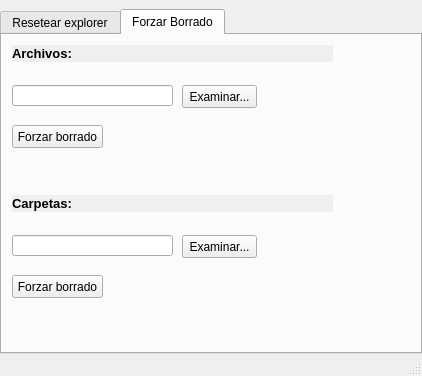
This is interfazMain.ui in safteinzz/SFTools as Qt 5 draws it before an edit. The edited form follows.
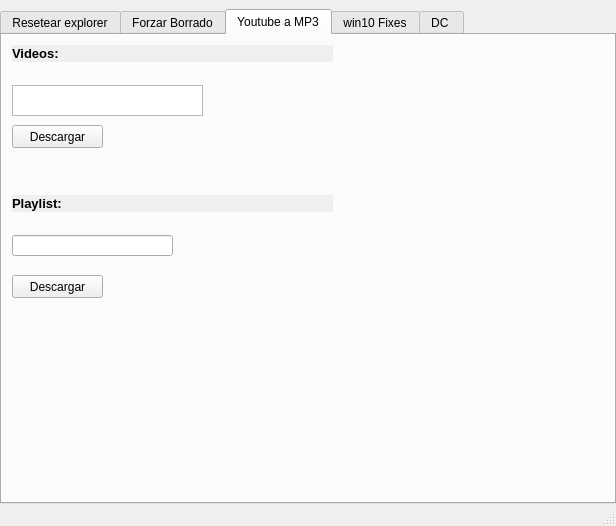
This is the edited form.

Commit message:
Funcion youtube a mp3
De momento solo funciona con videos unicos y los baja a la carpeta del programa.

What changed in the file:
```diff
--- a/interfazMain.ui
+++ b/interfazMain.ui
@@ -9,8 +9,8 @@
    <rect>
     <x>0</x>
     <y>0</y>
-    <width>422</width>
-    <height>376</height>
+    <width>616</width>
+    <height>526</height>
    </rect>
   </property>
   <property name="sizePolicy">
@@ -42,7 +42,7 @@
     <item>
      <widget class="QTabWidget" name="tabWidget">
       <property name="currentIndex">
-       <number>1</number>
+       <number>2</number>
       </property>
       <widget class="QWidget" name="tabResetExplorer">
        <attribute name="title">
@@ -244,6 +244,133 @@
         </property>
        </widget>
       </widget>
+      <widget class="QWidget" name="yt2mp3">
+       <attribute name="title">
+        <string>Youtube a MP3</string>
+       </attribute>
+       <widget class="QPushButton" name="pBBajarVideo">
+        <property name="geometry">
+         <rect>
+          <x>10</x>
+          <y>90</y>
+          <width>91</width>
+          <height>23</height>
+         </rect>
+        </property>
+        <property name="text">
+         <string>Descargar</string>
+        </property>
+       </widget>
+       <widget class="QPushButton" name="pBForzarBorradoCarpeta_4">
+        <property name="geometry">
+         <rect>
+          <x>10</x>
+          <y>240</y>
+          <width>91</width>
+          <height>23</height>
+         </rect>
+        </property>
+        <property name="text">
+         <string>Descargar</string>
+        </property>
+       </widget>
+       <widget class="QLabel" name="lVideos">
+        <property name="geometry">
+         <rect>
+          <x>10</x>
+          <y>10</y>
+          <width>321</width>
+          <height>17</height>
+         </rect>
+        </property>
+        <property name="font">
+         <font>
+          <family>Segoe UI</family>
+          <pointsize>10</pointsize>
+          <weight>75</weight>
+          <bold>true</bold>
+         </font>
+        </property>
+        <property name="autoFillBackground">
+         <bool>true</bool>
+        </property>
+        <property name="text">
+         <string>Videos:</string>
+        </property>
+        <property name="alignment">
+         <set>Qt::AlignLeading|Qt::AlignLeft|Qt::AlignVCenter</set>
+        </property>
+       </widget>
+       <widget class="QLineEdit" name="lECarpetaBorrar_4">
+        <property name="enabled">
+         <bool>true</bool>
+        </property>
+        <property name="geometry">
+         <rect>
+          <x>10</x>
+          <y>200</y>
+          <width>161</width>
+          <height>21</height>
+         </rect>
+        </property>
+        <property name="focusPolicy">
+         <enum>Qt::NoFocus</enum>
+        </property>
+        <property name="text">
+         <string/>
+        </property>
+        <property name="readOnly">
+         <bool>true</bool>
+        </property>
+       </widget>
+       <widget class="QLabel" name="lPlaylists">
+        <property name="geometry">
+         <rect>
+          <x>10</x>
+          <y>160</y>
+          <width>321</width>
+          <height>17</height>
+         </rect>
+        </property>
+        <property name="font">
+         <font>
+          <family>Segoe UI</family>
+          <pointsize>10</pointsize>
+          <weight>75</weight>
+          <bold>true</bold>
+         </font>
+        </property>
+        <property name="autoFillBackground">
+         <bool>true</bool>
+        </property>
+        <property name="text">
+         <string>Playlist:</string>
+        </property>
+        <property name="alignment">
+         <set>Qt::AlignLeading|Qt::AlignLeft|Qt::AlignVCenter</set>
+        </property>
+       </widget>
+       <widget class="QTextEdit" name="tEVideoBajar">
+        <property name="geometry">
+         <rect>
+          <x>10</x>
+          <y>50</y>
+          <width>191</width>
+          <height>31</height>
+         </rect>
+        </property>
+       </widget>
+      </widget>
+      <widget class="QWidget" name="tab">
+       <attribute name="title">
+        <string>win10 Fixes</string>
+       </attribute>
+      </widget>
+      <widget class="QWidget" name="tab_3">
+       <attribute name="title">
+        <string>DC </string>
+       </attribute>
+      </widget>
      </widget>
     </item>
    </layout>
```
Left out of the diff: 10 changed lines with no effect on the pictures. The commit also changes 1 other file.
